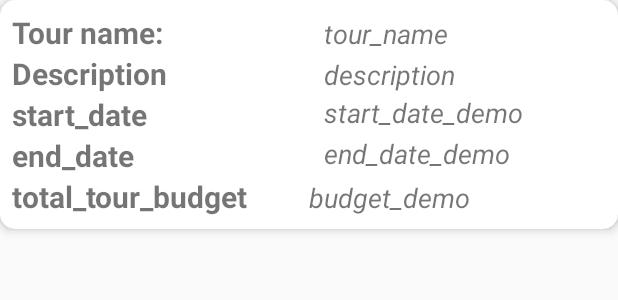
After one commit to RN1216/TourMad-03, an Android app: the layout show_tour_detail_info.xml on its own in the app's theme, with its tools: preview values and no code run, on a phone screen of 412 x 824 dp. The commit adds this screen. Shown: the top 300 px of the screen. Run offline under Robolectric (Android 15) with nearby library versions, the phone set to English and light mode, and no system bars.

```diff
--- a/app/src/main/AndroidManifest.xml
+++ b/app/src/main/AndroidManifest.xml
@@ -9,7 +9,8 @@
         android:roundIcon="@mipmap/ic_launcher_round"
         android:supportsRtl="true"
         android:theme="@style/AppTheme">
-        <activity android:name=".EventLIstActivity"></activity>
+        <activity android:name=".EditTourActivity"></activity>
+        <activity android:name=".EventLIstActivity" />
         <activity android:name=".TourDetailInfoActivity" />
         <activity android:name=".Create_Event_Tour_Activity" />
         <activity android:name=".RegisterUser" />
--- /dev/null
+++ b/app/src/main/res/layout/show_tour_detail_info.xml
@@ -0,0 +1,164 @@
+<?xml version="1.0" encoding="utf-8"?>
+<layout
+    xmlns:android="http://schemas.android.com/apk/res/android"
+    xmlns:app="http://schemas.android.com/apk/res-auto"
+    xmlns:tools="http://schemas.android.com/tools"
+
+    >
+    <android.support.v7.widget.CardView
+
+        android:layout_width="match_parent"
+        android:layout_height="wrap_content"
+        app:cardCornerRadius="10dp"
+        app:cardElevation="4dp"
+        app:cardMaxElevation="8dp"
+      >
+    <LinearLayout
+        android:id="@+id/layoutId"
+        android:layout_width="match_parent"
+        android:layout_height="wrap_content"
+        android:layout_alignParentTop="true"
+        android:gravity="center_horizontal|center_vertical"
+        android:orientation="vertical"
+        android:paddingLeft="8dp"
+        android:paddingTop="8dp"
+        android:paddingRight="8dp"
+        android:paddingBottom="8dp">
+
+        <LinearLayout
+            android:layout_width="match_parent"
+            android:layout_height="match_parent"
+            android:orientation="horizontal"
+            >
+            <TextView
+
+                android:layout_width="0dp"
+                android:layout_height="wrap_content"
+                android:text="Tour name:"
+                android:layout_weight=".5"
+                android:textSize="20sp"
+                android:textStyle="bold" />
+            <TextView
+                android:id="@+id/tourNameTV"
+                android:layout_width="0dp"
+                android:layout_height="wrap_content"
+                android:layout_weight=".5"
+                android:paddingLeft="10dp"
+                android:text="tour_name"
+                android:textSize="18sp"
+                android:textStyle="italic"
+                tools:ignore="HardcodedText" />
+
+        </LinearLayout>
+
+        <LinearLayout
+            android:layout_width="match_parent"
+            android:layout_height="match_parent"
+            android:orientation="horizontal"
+            >
+            <TextView
+
+                android:layout_width="0dp"
+                android:layout_height="wrap_content"
+                android:layout_weight=".5"
+                android:text="Description"
+                android:textSize="20sp"
+                android:textStyle="bold" />
+            <TextView
+                android:id="@+id/tourDescriptionTV"
+                android:layout_width="0dp"
+                android:layout_height="wrap_content"
+                android:layout_weight=".5"
+                android:paddingLeft="10dp"
+                android:text="description"
+                android:textSize="18sp"
+                android:textStyle="italic" />
+
+        </LinearLayout>
+
+        <LinearLayout
+            android:layout_width="match_parent"
+            android:layout_height="wrap_content"
+            android:orientation="horizontal">
+
+            <TextView
+                android:layout_width="0dp"
+                android:layout_height="match_parent"
+                android:layout_weight=".5"
+                android:text="start_date"
+                android:textSize="20sp"
+                android:textStyle="bold" />
+            <TextView
+                android:id="@+id/startDateTV"
+                android:layout_width="0dp"
+                android:layout_height="match_parent"
+                android:layout_weight=".5"
+                android:paddingLeft="10dp"
+                android:text="start_date_demo"
+
+                android:textSize="18sp"
+                android:textStyle="italic" />
+
+
+
+        </LinearLayout>
+
+
+        <LinearLayout
+            android:layout_width="match_parent"
+            android:layout_height="wrap_content"
+            android:orientation="horizontal">
+
+            <TextView
+                android:layout_width="0dp"
+                android:layout_height="match_parent"
+                android:layout_weight=".5"
+                android:text="end_date"
+
+                android:textSize="20sp"
+                android:textStyle="bold" />
+
+            <TextView
+                android:id="@+id/endDateTV"
+                android:layout_width="0dp"
+                android:layout_height="match_parent"
+                android:layout_weight=".5"
+                android:paddingLeft="10dp"
+                android:text="end_date_demo"
+                android:textSize="18sp"
+                android:textStyle="italic" />
+
+        </LinearLayout>
+
+        <LinearLayout
+            android:layout_width="match_parent"
+            android:layout_height="wrap_content"
+            android:orientation="horizontal">
+
+            <TextView
+                android:layout_width="match_parent"
+                android:layout_height="wrap_content"
+                android:layout_weight=".5"
+                android:text="total_tour_budget"
+
+                android:textSize="20sp"
+                android:textStyle="bold" />
+
+            <TextView
+                android:id="@+id/budgetTV"
+                android:layout_width="match_parent"
+                android:layout_height="wrap_content"
+                android:layout_weight=".5"
+                android:text="budget_demo"
+
+                android:textSize="18sp"
+                android:textStyle="italic" />
+
+        </LinearLayout>
+
+
+    </LinearLayout>
+    </android.support.v7.widget.CardView>
+
+
+</layout>
--- a/build.gradle
+++ b/build.gradle
@@ -19,6 +19,7 @@ allprojects {
     repositories {
         google()
         jcenter()
+        maven { url 'https://jitpack.io' }
 
     }
 }
```
Also changed, not shown: app/build.gradle (+8 -3 lines), app/src/main/java/com/example/final_project_tourmate/EditTourActivity.java (added, +13 -0 lines), app/src/main/java/com/example/final_project_tourmate/TourDetailInfoActivity.java (+122 -2 lines), app/src/main/java/com/example/final_project_tourmate/TourRecyclerViewAdapter.java (added, +58 -0 lines), app/src/main/res/layout/activity_edit_tour.xml (added, +9 -0 lines), app/src/main/res/layout/activity_tour_detail_info.xml (+33 -7 lines), 1457 other files.
